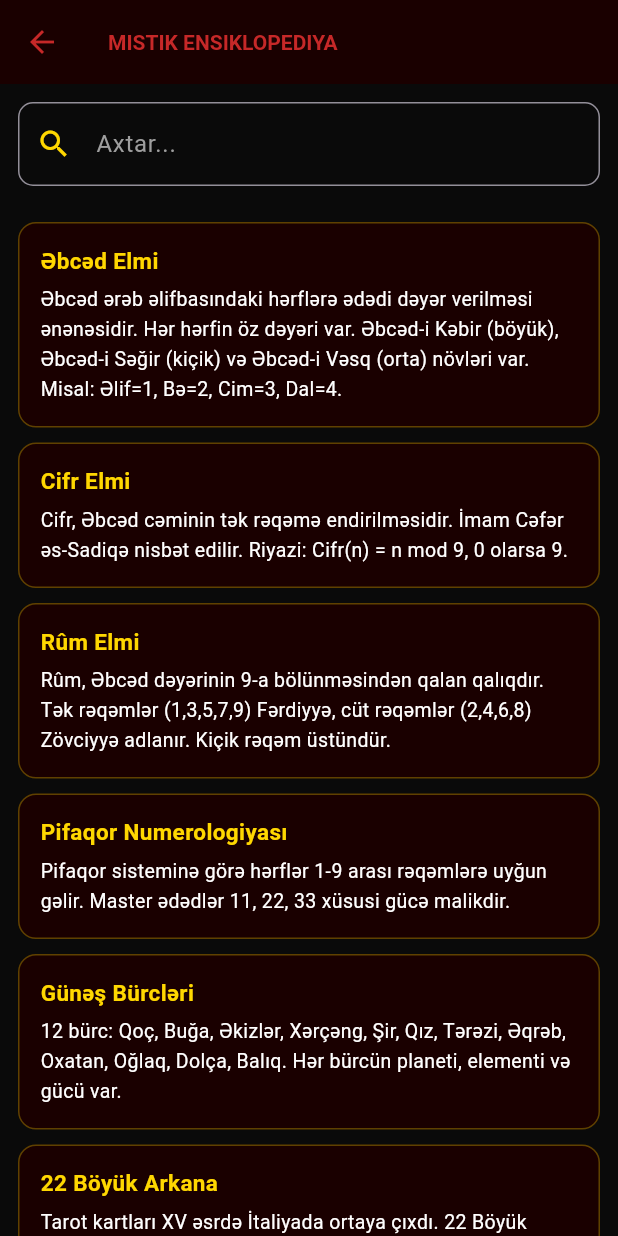
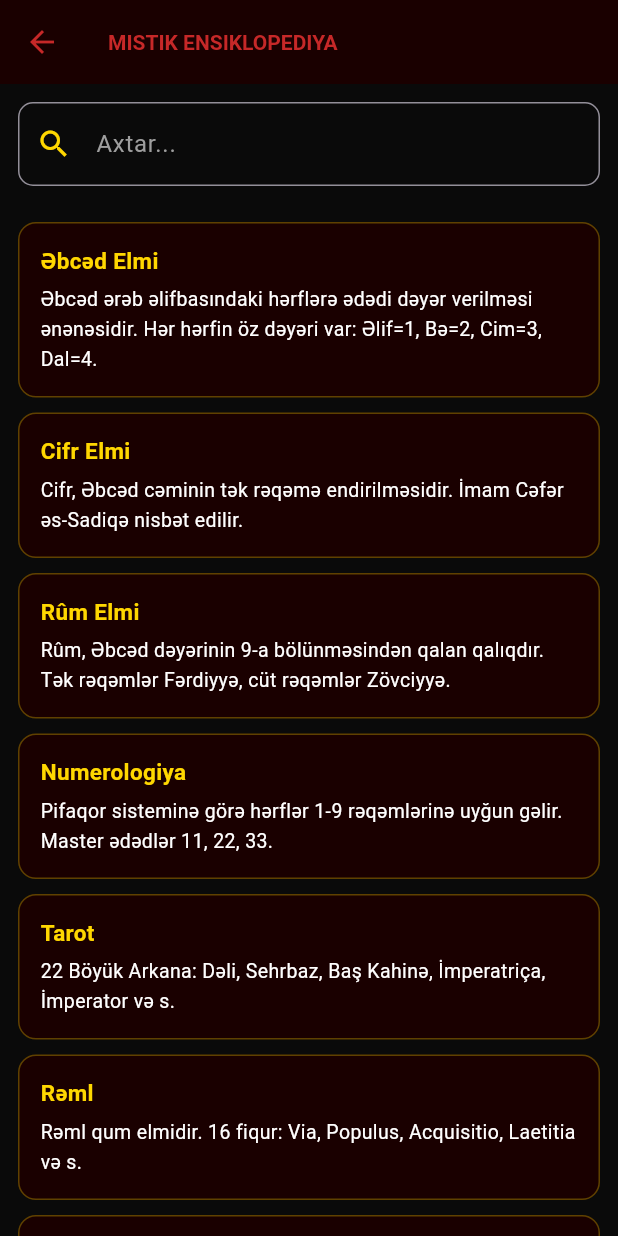
Before and after one commit to ilqargoyturk84-oss/Sungur, a Flutter app: the Ensiklopediya screen opened directly, on a phone screen of 412 x 824 dp. Run offline on Flutter 3.47's test engine with Material 3 defaults, Android fonts, the phone set to English and light mode, and no system bars; our stand-ins replace audioplayers, shared_preferences; accounts and stored records are empty.

Commit message:
bilingual 2

```diff
--- a/lib/ensiklopediya.dart
+++ b/lib/ensiklopediya.dart
@@ -1,3 +1,4 @@
+import 'content.dart';
 import 'package:flutter/material.dart';
 
 class Ensiklopediya extends StatefulWidget {
@@ -12,30 +13,11 @@ class _EnsiklopediyaState extends State<Ensiklopediya> {
   static const qizil = Color(0xFFFFD700);
   static const ag = Colors.white;
   final axtar = TextEditingController();
+
+  List<Map<String, String>> get data => Content.ensiklopediya();
   String? seciliKateqoriya;
 
-  static const List<Map<String, dynamic>> data = [
-    {'k': 'Əbcəd', 'b': 'Əbcəd Elmi', 'm': 'Əbcəd ərəb əlifbasındaki hərflərə ədədi dəyər verilməsi ənənəsidir. Hər hərfin öz dəyəri var. Əbcəd-i Kəbir (böyük), Əbcəd-i Səğir (kiçik) və Əbcəd-i Vəsq (orta) növləri var. Misal: Əlif=1, Bə=2, Cim=3, Dal=4.'},
-    {'k': 'Cifr', 'b': 'Cifr Elmi', 'm': 'Cifr, Əbcəd cəminin tək rəqəmə endirilməsidir. İmam Cəfər əs-Sadiqə nisbət edilir. Riyazi: Cifr(n) = n mod 9, 0 olarsa 9.'},
-    {'k': 'Rûm', 'b': 'Rûm Elmi', 'm': 'Rûm, Əbcəd dəyərinin 9-a bölünməsindən qalan qalıqdır. Tək rəqəmlər (1,3,5,7,9) Fərdiyyə, cüt rəqəmlər (2,4,6,8) Zövciyyə adlanır. Kiçik rəqəm üstündür.'},
-    {'k': 'Numerologiya', 'b': 'Pifaqor Numerologiyası', 'm': 'Pifaqor sisteminə görə hərflər 1-9 arası rəqəmlərə uyğun gəlir. Master ədədlər 11, 22, 33 xüsusi gücə malikdir.'},
-    {'k': 'Bürc', 'b': 'Günəş Bürcləri', 'm': '12 bürc: Qoç, Buğa, Əkizlər, Xərçəng, Şir, Qız, Tərəzi, Əqrəb, Oxatan, Oğlaq, Dolça, Balıq. Hər bürcün planeti, elementi və gücü var.'},
-    {'k': 'Tarot', 'b': '22 Böyük Arkana', 'm': 'Tarot kartları XV əsrdə İtaliyada ortaya çıxdı. 22 Böyük Arkana: Dəli, Sehrbaz, Baş Kahinə, İmperatriça, İmperator, Hierofant, Aşiqlər, Araba, Güc, Zahid, Bəxt Çarxı, Ədalət, Asılmış, Dəyişim, Müvazinət, Şeytan, Qüllə, Ulduz, Ay, Günəş, Məhkəmə, Dünya.'},
-    {'k': 'Rəml', 'b': '16 Rəml Fiquru', 'm': 'Rəml qum elmidir. 16 fiqur: Via, Populus, Acquisitio, Laetitia, Fortuna Major, Conjunctio, Rubeus, Amissio, Tristitia, Carcer, Fortuna Minor, Puer, Puella, Albus, Caput Draconis, Cauda Draconis.'},
-    {'k': 'Ay Mənzili', 'b': '28 Ay Mənzili', 'm': 'İslam astrologiyasının ən qədim sistemlərindən. 28 mənzil: Şəratəyn, Bətn, Süreya, Dəbəran, Həqəh, Hənnəh, Zirə, Nəsrə, Tərfə, Cəbhə, Zubra, Sərfə, Ava, Simak, Ğafr, Zubana, İklil, Qəlb, Şovlə, Neayim, Bəldə, Səd əl-Zabih, Səd əl-Bula, Səd əs-Süud, Səd əl-Ahbiyə, Fərğ əl-Mukdim, Fərğ əl-Muaxir, Rişa.'},
-    {'k': 'İsmi-Əzəm', 'b': '99 İsmi-Əzəm', 'm': 'Allahın 99 adı: Allah, ər-Rahmən, ər-Rahim, əl-Məlik, əl-Quddus, əs-Salam, əl-Mömin, əl-Muheymin, əl-Əziz, əl-Cəbbar və s. Hər adın Əbcəd dəyəri var.'},
-    {'k': 'Vəfq', 'b': 'Vəfq (Sehrli Kvadrat)', 'm': 'Vəfq ədədlərin kvadrat şəklində elə düzülməsidir ki, hər sətir, sütun və diaqonalın cəmi eyni olsun. Lo Şu kvadratı (3x3): 4-9-2, 3-5-7, 8-1-6.'},
-    {'k': 'Planet', 'b': 'Planet Günləri', 'm': 'Bazar-Günəş, B.e.-Ay, Ç.a.-Mars, Çərşənbə-Merkuri, C.a.-Yupiter, Cümə-Venera, Şənbə-Zühəl.'},
-    {'k': 'Çin', 'b': 'Çin Astrologiyası', 'm': '12 heyvan: Siçovul, Öküz, Pələng, Dovşan, Əjdaha, İlan, At, Qoyun, Meymun, Xoruz, İt, Donuz. 5 element: Odun, Od, Torpaq, Metal, Su.'},
-    {'k': 'Hürufilik', 'b': 'Hürufilik (28 Məqam)', 'm': 'Fəzlullah Nəimi tərəfindən qurulmuş mistik təriqət. İnsan üzü 28 hərfin təcəssümüdür. Hər hərf üzün bir cizgisinə uyğun gəlir.'},
-    {'k': 'Kabbalah', 'b': 'Kabbalah (Sefirot)', 'm': 'Həyat Ağacı 10 Sefirotdan ibarətdir: Keter (Tac), Chokhmah (Hikmət), Binah (Anlama), Chesed (Sevgi), Gevurah (Güc), Tiferet (Gözəllik), Netzach (Qələbə), Hod (Ehtiram), Yesod (Təməl), Malkuth (Krallıq).'},
-    {'k': 'Runes', 'b': 'Elder Futhark (24 Run)', 'm': 'Şimali Avropa runları: Fehu, Uruz, Thurisaz, Ansuz, Raidho, Kenaz, Gebo, Wunjo, Hagalaz, Nauthiz, Isa, Jera, Eihwaz, Perthro, Algiz, Sowilo, Tiwaz, Berkano, Ehwaz, Mannaz, Laguz, Ingwaz, Dagaz, Othala.'},
-    {'k': 'Vedic', 'b': 'Vedic Astrologiya', 'm': 'Nakshatra 27 ulduz mənzilidir: Ashwini, Bharani, Krittika, Rohini, Mrigashira, Ardra, Punarvasu, Pushya, Ashlesha, Magha, P.Phalguni, U.Phalguni, Hasta, Chitra, Swati, Vishakha, Anuradha, Jyeshtha, Mula, P.Ashadha, U.Ashadha, Shravana, Dhanishta, Shatabhisha, P.Bhadrapada, U.Bhadrapada, Revati.'},
-    {'k': 'Dekanat', 'b': 'Bürc Dekanatları', 'm': 'Hər bürc 30°-dir və 3 dekanata (10°) bölünür. Hər dekanatın öz planet hökmdarı var.'},
-    {'k': 'Həftəlik', 'b': 'Həftə Günləri', 'm': 'B.e.-Ay, Ç.a.-Mars, Ç.-Merkuri, C.a.-Yupiter, C.-Venera, Ş.-Zühəl, B.-Günəş.'},
-    {'k': 'Element', 'b': '4 Element', 'm': 'Od (ehtiraslı, lider), Hava (zəkalı, ünsiyyətçil), Su (duyğusal, intuisiv), Torpaq (dayanıqlı, səbirli).'},
-    {'k': 'Mələk', 'b': 'Mələklər', 'm': 'Cəbrail (vəhy), Mikayil (ruz), İsrafil (sur), Əzrail (ölüm), Munkar və Nəkir (sual), Ridvan (cənnət).'},
-  ];
+
 
   List<Map<String, dynamic>> get gosterilen {
     String a = axtar.text.toLowerCase();
--- a/lib/uygunluq.dart
+++ b/lib/uygunluq.dart
@@ -1,3 +1,4 @@
+import 'content.dart';
 import 'paylas.dart';
 import 'ai_destek.dart';
 import 'ai_widget.dart';
```
